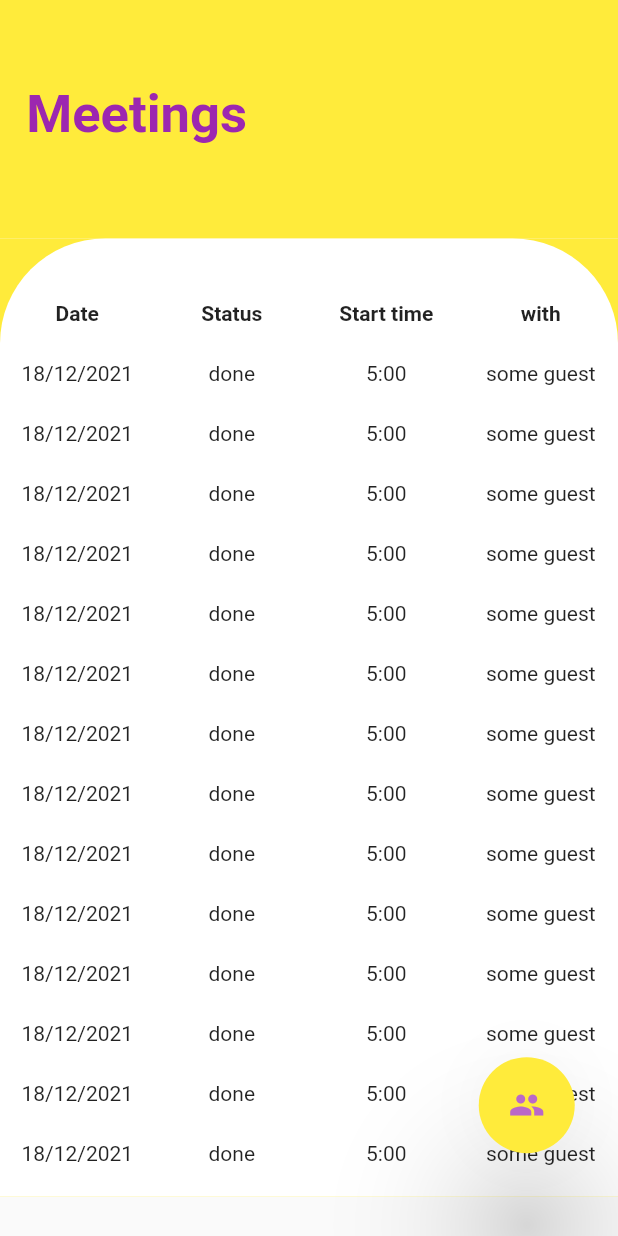
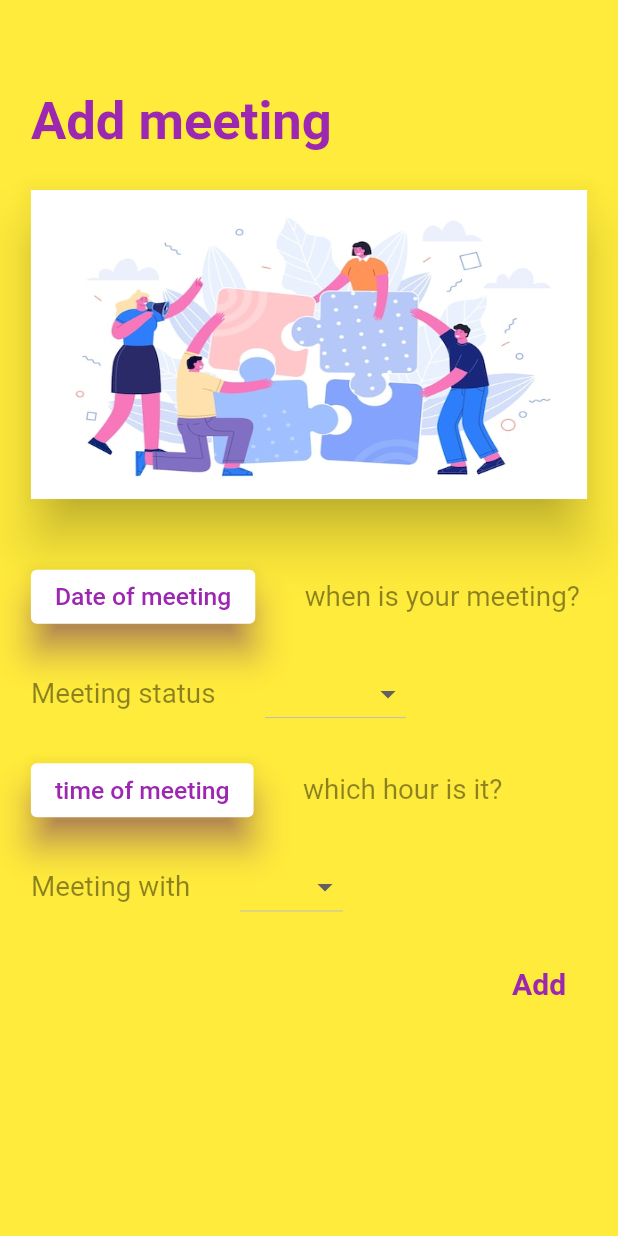
Before and after one commit to bayan000/task_management_system, a Flutter app: the screen it shows after launch, after a tap on the "group" icon, on a phone screen of 412 x 824 dp. Run offline on Flutter 3.47's test engine with Material 2 defaults, Android fonts, the phone set to English and light mode, and no system bars.

Commit message:
did the add and edit meeting things

```diff
--- a/lib/main.dart
+++ b/lib/main.dart
@@ -1,4 +1,5 @@
 import 'package:flutter/material.dart';
+
 import 'package:tracker/modules/meetings/meetings.dart';
 import 'package:tracker/shared/constants.dart';
 
@@ -30,7 +31,8 @@ class MyApp extends StatelessWidget {
         // or simply save your changes to "hot reload" in a Flutter IDE).
         // Notice that the counter didn't reset back to zero; the application
         // is not restarted.
-        primarySwatch: Colors.blue,
+        primarySwatch: pu,
+        primaryColor: appFo,
       ),
       // home:,// const MyHomePage(title: 'Flutter Demo Home Page'),
     );
--- /dev/null
+++ b/lib/modules/add meeting/add_meeting.dart
@@ -0,0 +1,122 @@
+import 'package:flutter/material.dart';
+
+import '../../shared/constants.dart';
+
+
+
+class AddMeeting extends StatelessWidget {
+  const AddMeeting({Key? key, this.dateTime, this.value}) : super(key: key);
+   final DateTime? dateTime;
+  final String? value ;
+  static const items=[
+    'OnGoing','Done','Cancelled'
+  ];
+  static const names=[
+    'Doha','Salma','Laila'
+  ];
+  @override
+  Widget build(BuildContext context) {
+    Size size =MediaQuery.of(context).size;
+    return Scaffold(
+        backgroundColor: appCo,
+        body: SafeArea(
+          child: SingleChildScrollView(
+            child: Padding(
+
+              padding: EdgeInsets.all(size.height*0.025),
+              child: Column(
+                crossAxisAlignment: CrossAxisAlignment.start,
+                            children:  [
+
+                              SizedBox(height: size.height*0.049,),
+                              Text('Add meeting',style: trackerStyle,),
+                              SizedBox(height: size.height*0.03,),
+                              Material(
+                                elevation: 15,
+                                child: Container(
+                                  height: size.height*0.25,
+                                    decoration: const BoxDecoration(
+                                      image:DecorationImage(image: AssetImage("assets/images/puzzle.jpg"),
+                                  fit: BoxFit.fill,),)),
+                              ),
+                              SizedBox(height: size.height*0.05,),
+                              Row(
+                                children: [
+                              ElevatedButton(
+                              style:  ButtonStyle(backgroundColor: MaterialStateProperty.all(appFo),
+                                  shadowColor:MaterialStateProperty.all(pu) ,
+                                  elevation:MaterialStateProperty.all(10)),
+                             child: Text('Date of meeting',style: TextStyle(color: pu,fontSize: size.width*0.04),),
+                             onPressed: (){
+                                     showDatePicker(context: context,
+                                                    initialDate: DateTime.now(),
+                                                   firstDate: DateTime(2020),
+                                                   // ignore: avoid_print
+                                                   lastDate: DateTime(2050)).then((date){print('picked');});//emit here meeting's date
+                                              }),
+                                  SizedBox(width: size.width*0.08),
+                                  Text(dateTime==null? 'when is your meeting?':dateTime.toString(),style: TextStyle(color: Colors.black45,fontSize: size.width*0.045),),
+                                ],
+                              ),
+                              SizedBox(height:size.height*0.02),
+                              Row(
+                                children: [
+                                  Text('Meeting status',style: TextStyle(color: Colors.black45,fontSize: size.width*0.045),),
+                                  SizedBox(width:size.width*0.08),
+                                  DropdownButton<String>(
+
+                                      value: value,
+                                      items: items.map(buildMenuItem).toList(),
+                                      onChanged: (value)=>print('have chosen')),
+                                ],
+                              ),//emit meeting status
+                              SizedBox(height:size.height*0.02),
+                              Row(
+                                children: [
+                                  ElevatedButton(
+                                      style:  ButtonStyle(backgroundColor: MaterialStateProperty.all(appFo),
+                                          shadowColor:MaterialStateProperty.all(pu) ,
+                                          elevation:MaterialStateProperty.all(10)),
+                                      child: Text('time of meeting',style: TextStyle(color: pu,fontSize: size.width*0.04),),
+                                      onPressed: (){
+                                        // ignore: avoid_print
+                                        showTimePicker(context: context, initialTime: const TimeOfDay(hour: 12, minute: 0)).then((date){print('picked');});
+                                          //emit here meeting's time
+                                      }),
+                                  SizedBox(width: size.width*0.08),
+                                  Text(dateTime==null? 'which hour is it?':dateTime.toString(),style: TextStyle(color: Colors.black45,fontSize: size.width*0.045),),
+                                ],
+                              ),
+                              SizedBox(height:size.height*0.02),
+                              Row(
+                                children: [
+                                  Text('Meeting with',style: TextStyle(color: Colors.black45,fontSize: size.width*0.045),),
+                                  SizedBox(width:size.width*0.08),
+                                  DropdownButton<String>(
+                                      value: value,
+                                      items: names.map(buildMenuItem).toList(),
+                                      onChanged: (value)=>print('have chosen')),
+                                ],
+                              ),//here we'll emit
+                              SizedBox(height:size.height*0.02),
+                              Row(
+                                mainAxisAlignment: MainAxisAlignment.end,
+                                children: [
+                                  TextButton(onPressed: (){}, child: const Text(' Add ',
+                                    style: TextStyle(fontSize: 20,color:pu,fontWeight: fw),)),
+                                ],
+                              ),
+                              //SizedBox(height:size.height*0.02),
+
+                            ],
+              ),
+
+            ),
+
+          ),
+        ));
+  }
+  DropdownMenuItem<String> buildMenuItem(String item) =>
+      DropdownMenuItem(value:item,child: Text(item));
+
+}
--- a/lib/modules/meetings/meetings.dart
+++ b/lib/modules/meetings/meetings.dart
@@ -1,6 +1,9 @@
 import 'package:flutter/material.dart';
 
+
+
 import '../../shared/constants.dart';
+import '../add meeting/add_meeting.dart';
 
 
 class Meetings extends StatefulWidget {
@@ -23,7 +26,8 @@ class _MeetingsState extends State<Meetings> {
       ),
       body:
 
-      Stack(
+      SafeArea(
+        child: Stack(
             alignment: Alignment.bottomRight,
             children: [
               SingleChildScrollView(
@@ -37,8 +41,8 @@ class _MeetingsState extends State<Meetings> {
                       color: appCo,
                       height: size.height*0.125,
                       width: double.infinity,
-                    child: const Text('  Meetings',
-                      style: TextStyle(fontSize: 35,color:pu,fontWeight: fw),
+                      child:  Text('  Meetings',
+                        style:trackerStyle,
                       ),),
                     Container(
                       color: appCo,
@@ -124,7 +128,9 @@ class _MeetingsState extends State<Meetings> {
               Padding(
                 padding:  EdgeInsets.all(size.width*0.07),
                 child: ElevatedButton(
-                onPressed: () {},
+                  onPressed: () {Navigator.push(
+                      context,
+                      MaterialPageRoute(builder: (context) => const AddMeeting()));},
                   child: const Icon(Icons.group),
                   style: ButtonStyle(
                     elevation: MaterialStateProperty.all(40),
@@ -139,6 +145,7 @@ class _MeetingsState extends State<Meetings> {
                 ),
               )
             ]
+        ),
       ),
     );
   }
--- a/lib/shared/constants.dart
+++ b/lib/shared/constants.dart
@@ -5,6 +5,9 @@ TextStyle style(isHeader)=>TextStyle(
     fontWeight:isHeader? FontWeight.bold:FontWeight.normal
 );
 const Color appCo=Colors.yellow;
+const MaterialColor appCol=Colors.yellow;
 const MaterialColor pu=Colors.purple;
 const FontWeight fw=FontWeight.bold;
 const Color appFo=Colors.white;
+
+TextStyle trackerStyle=const TextStyle(fontSize: 35,color:pu,fontWeight: fw);
--- a/pubspec.yaml
+++ b/pubspec.yaml
@@ -33,7 +33,7 @@ dependencies:
 
   # The following adds the Cupertino Icons font to your application.
   # Use with the CupertinoIcons class for iOS style icons.
-  cupertino_icons: ^1.0.2
+  cupertino_icons: ^1.0.4
 
 dev_dependencies:
   flutter_test:
@@ -58,8 +58,8 @@ flutter:
   uses-material-design: true
 
   # To add assets to your application, add an assets section, like this:
-  # assets:
-  #   - images/a_dot_burr.jpeg
+  assets:
+     - assets/images/
   #   - images/a_dot_ham.jpeg
 
   # An image asset can refer to one or more resolution-specific "variants", see
```
Also changed, not shown: lib/modules/edit meeting/edit_meeting.dart (added, +120 -0 lines), lib/shared/components.dart (added, +48 -0 lines), assets/images/puzzle.jpg (added). Lines whose indentation alone changed are shown as unchanged.
